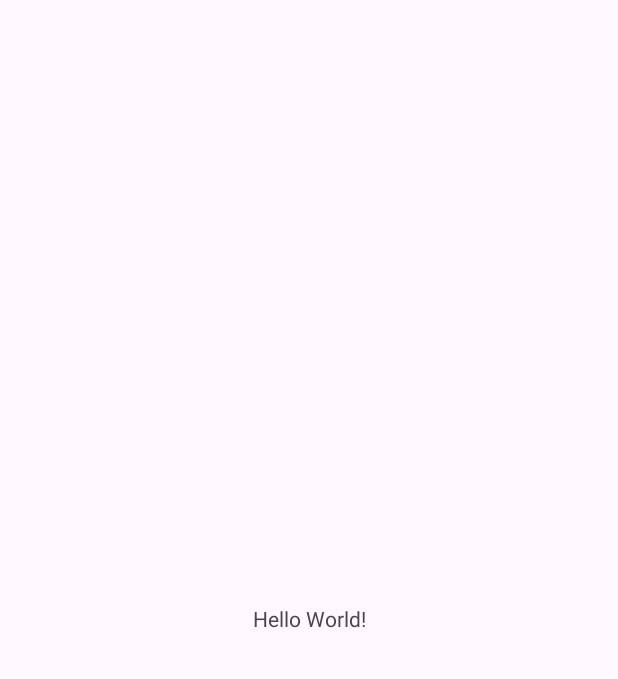
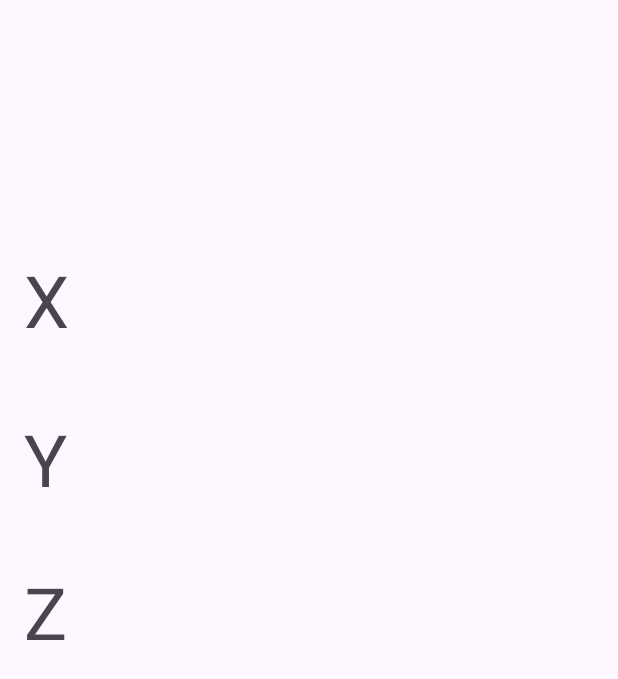
Before and after one commit to atultvarghese/Training-Apps, an Android app: the MainActivity screen opened directly, with no data from a screen before it, on a phone screen of 412 x 824 dp. Before the commit the part shown is almost empty. Shown: the top 679 px of the screen. Run offline under Robolectric (Android 15) with nearby library versions, the phone set to English and light mode, and no system bars.

```diff
--- /dev/null
+++ b/app/src/main/java/com/example/maps/accelorometer/AccelerometerListener.kt
@@ -0,0 +1,38 @@
+import android.content.Context
+import android.hardware.Sensor
+import android.hardware.SensorEvent
+import android.hardware.SensorEventListener
+import android.hardware.SensorManager
+
+class AccelerometerListener(context: Context, private val callback: (Float, Float, Float) -> Unit) :
+    SensorEventListener {
+
+    private val sensorManager: SensorManager =
+        context.getSystemService(Context.SENSOR_SERVICE) as SensorManager
+    private val accelerometer: Sensor? = sensorManager.getDefaultSensor(Sensor.TYPE_ACCELEROMETER)
+
+    init {
+        accelerometer?.let { sensor ->
+            sensorManager.registerListener(this, sensor, SensorManager.SENSOR_DELAY_NORMAL)
+        }
+    }
+
+    override fun onAccuracyChanged(sensor: Sensor?, accuracy: Int) {
+        // Not needed for accelerometer
+    }
+
+    override fun onSensorChanged(event: SensorEvent?) {
+        event?.let {
+            if (it.sensor.type == Sensor.TYPE_ACCELEROMETER) {
+                val xAcceleration = event.values[0]
+                val yAcceleration = event.values[1]
+                val zAcceleration = event.values[2]
+                callback.invoke(xAcceleration, yAcceleration, zAcceleration)
+            }
+        }
+    }
+
+    fun unregister() {
+        sensorManager.unregisterListener(this)
+    }
+}
--- a/app/src/main/java/com/example/maps/gpslocation/LatLong.kt
+++ /dev/null
@@ -1,3 +0,0 @@
-package com.example.maps.gpslocation
-
-data class LatLong(var lattitude : Double, var longitude : Double){}
--- a/app/src/main/res/layout/activity_main.xml
+++ b/app/src/main/res/layout/activity_main.xml
@@ -8,12 +8,36 @@
     tools:context=".MainActivity">
 
     <TextView
+        android:id="@+id/acc_x"
         android:layout_width="wrap_content"
         android:layout_height="wrap_content"
-        android:text="Hello World!"
-        app:layout_constraintBottom_toBottomOf="parent"
-        app:layout_constraintEnd_toEndOf="parent"
+        android:layout_marginStart="16dp"
+        android:layout_marginTop="167dp"
+        android:text="X"
+        android:textSize="48dp"
         app:layout_constraintStart_toStartOf="parent"
         app:layout_constraintTop_toTopOf="parent" />
 
+    <TextView
+        android:id="@+id/acc_y"
+        android:layout_width="wrap_content"
+        android:layout_height="wrap_content"
+        android:layout_marginStart="16dp"
+        android:layout_marginTop="41dp"
+        android:text="Y"
+        android:textSize="48dp"
+        app:layout_constraintStart_toStartOf="parent"
+        app:layout_constraintTop_toBottomOf="@+id/acc_x" />
+
+    <TextView
+        android:id="@+id/acc_z"
+        android:layout_width="wrap_content"
+        android:layout_height="wrap_content"
+        android:layout_marginStart="16dp"
+        android:layout_marginTop="37dp"
+        android:text="Z"
+        android:textSize="48dp"
+        app:layout_constraintStart_toStartOf="parent"
+        app:layout_constraintTop_toBottomOf="@+id/acc_y" />
+
 </androidx.constraintlayout.widget.ConstraintLayout>
```
Also changed, not shown: app/src/main/java/com/example/maps/MainActivity.kt (+20 -1 lines).
